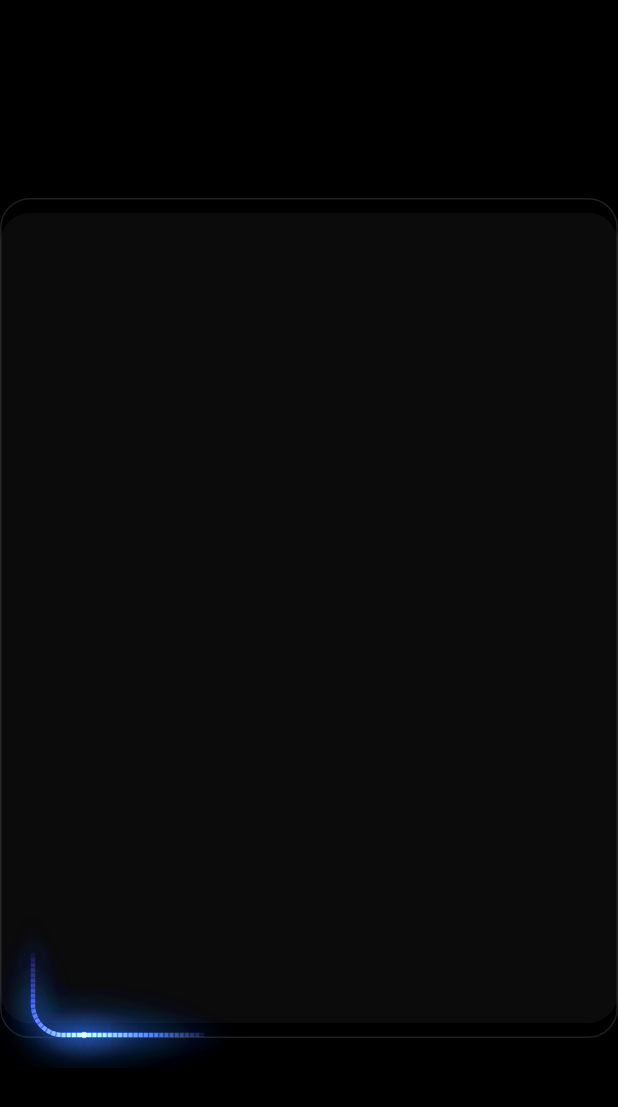
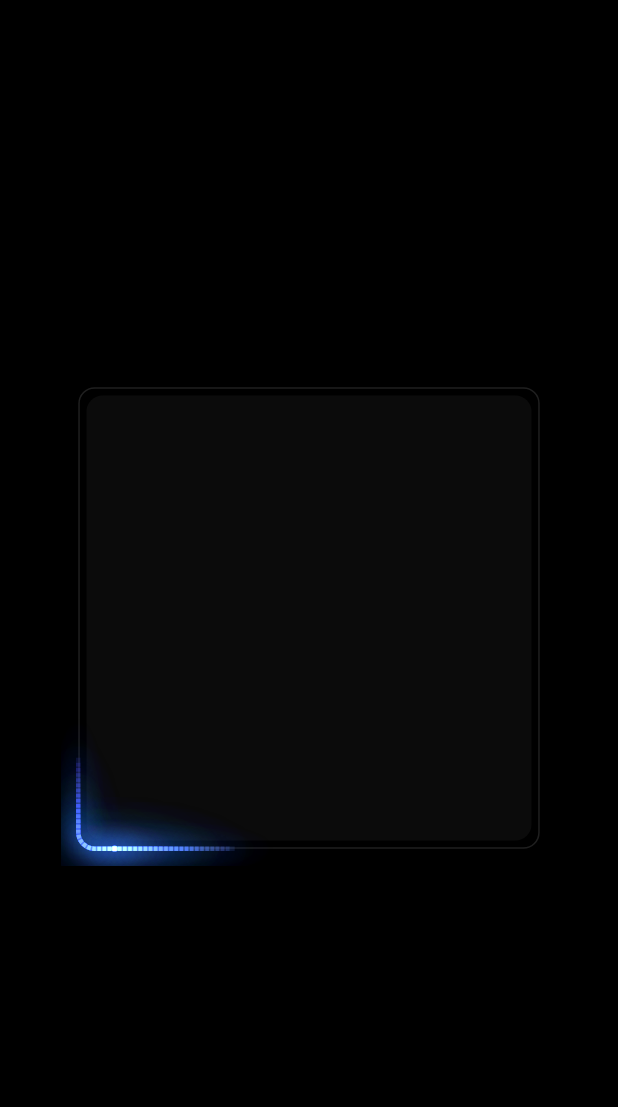
Before and after one commit to nayan1306/lazer-elements-flutter, a Flutter app: the screen it shows after launch, on a phone screen of 412 x 824 dp. Shown: the top 1107 px of the screen. Run offline on Flutter 3.47's test engine with Material 3 defaults, Android fonts, the phone set to English and light mode, and no system bars.

Commit message:
Refactor: LazerBox dimensions to be responsive based on screen size. Updated radius and container sizes to scale proportionally, ensuring better adaptability across different devices.

```diff
--- a/lib/box/lazer_box.dart
+++ b/lib/box/lazer_box.dart
@@ -6,15 +6,26 @@ class LazerBox extends StatelessWidget {
 
   @override
   Widget build(BuildContext context) {
-    const double radius = 20;
+    final MediaQueryData mediaQuery = MediaQuery.of(context);
+    final double screenWidth = mediaQuery.size.width;
+    final double screenHeight = mediaQuery.size.height;
+
+    // Use 80% of the smaller dimension, with a max of 600 and min of 200
+    final double baseSize =
+        (screenWidth < screenHeight ? screenWidth : screenHeight) * 0.8;
+    final double boxSize = baseSize.clamp(200.0, 600.0);
+
+    // Scale radius proportionally (was 20 for 600, so ~3.33% of box size)
+    final double radius = boxSize * 0.033;
     const double thickness = 3;
-    const double outerBlur = 16;
-    final double safeMargin = (outerBlur + thickness * 2)
-        .clamp(20, 32)
-        .toDouble();
+
+    // Scale inner container sizes proportionally
+    final double innerContainerSize = boxSize * 0.9; // 540/600 = 0.9
+    final double outerContainerSize = boxSize * (560 / 600); // 560/600 ratio
+
     return SizedBox(
-      width: 600,
-      height: 600,
+      width: boxSize,
+      height: boxSize,
       child: Stack(
         alignment: Alignment.center,
         children: [
@@ -23,16 +34,16 @@ class LazerBox extends StatelessWidget {
             alignment: Alignment.center,
             children: [
               Container(
-                width: 540,
-                height: 540,
+                width: innerContainerSize,
+                height: innerContainerSize,
                 decoration: BoxDecoration(
                   color: const Color.fromARGB(83, 35, 35, 35),
                   borderRadius: BorderRadius.circular(radius),
                 ),
               ),
               Container(
-                width: 560,
-                height: 560,
+                width: outerContainerSize,
+                height: outerContainerSize,
                 decoration: BoxDecoration(
                   borderRadius: BorderRadius.circular(radius),
                   border: Border.all(color: Colors.white.withOpacity(0.12)),
@@ -55,13 +66,18 @@ class LazerBox extends StatelessWidget {
                 bidirectionalTrail: true,
                 trailLength: 120, // can be tuned or computed below
                 pathBuilder: (size) {
-                  // Inset so glow is not clipped at edges
-                  final double inset = safeMargin;
+                  // Calculate the border position to match the outer container
+                  // The outer container is centered, so calculate the offset
+                  final double borderOffset =
+                      (size.width - outerContainerSize) / 2;
+                  // The path should follow the border line exactly
+                  // Position the path rectangle at the border offset with the container size
+                  // The stroke is centered on the path, so it will align with the border
                   final Rect rect = Rect.fromLTWH(
-                    inset,
-                    inset,
-                    size.width - inset * 2,
-                    size.height - inset * 2,
+                    borderOffset,
+                    borderOffset,
+                    outerContainerSize,
+                    outerContainerSize,
                   );
                   return Path()
                     ..addRRect(RRect.fromRectXY(rect, radius, radius));
```
